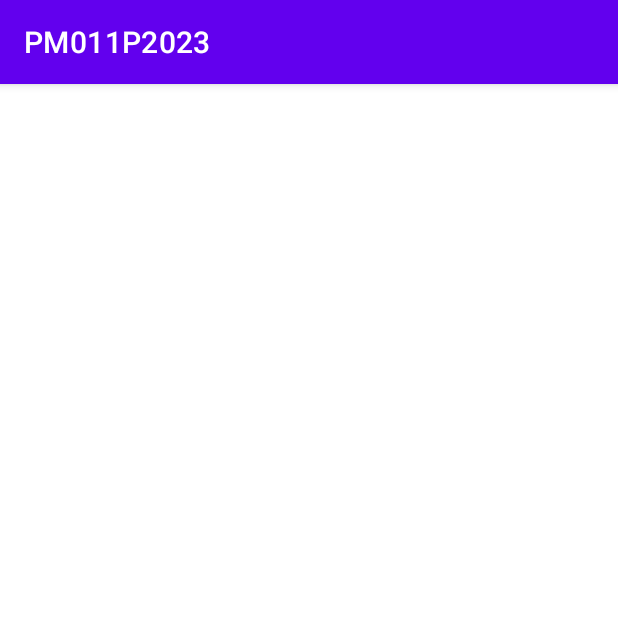
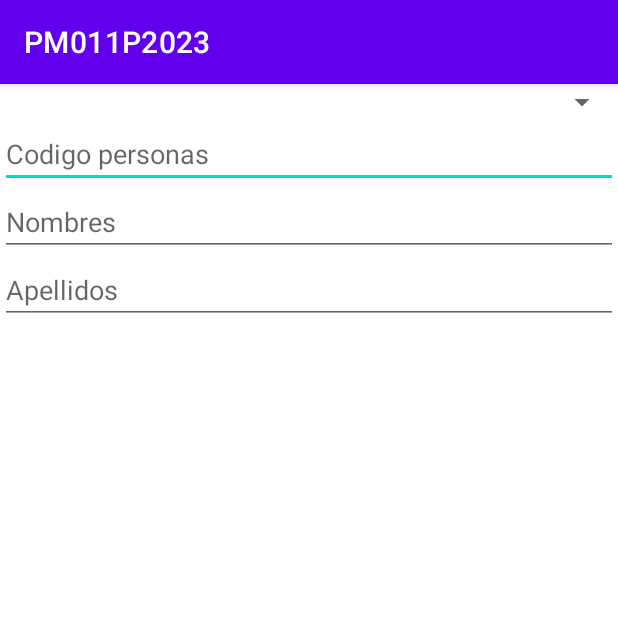
Before and after one commit to ricardolagoshn/PM011P2023, an Android app: the ActivityCombo screen opened directly, with no data from a screen before it, on a phone screen of 412 x 824 dp, the top half of it. Run offline under Robolectric (Android 15) with nearby library versions, the light colour scheme and no system bars.

Commit message:
Cambios del dia 02/02/2023

```diff
--- a/app/src/main/java/com/example/pm011p2023/ActivityCombo.java
+++ b/app/src/main/java/com/example/pm011p2023/ActivityCombo.java
@@ -2,17 +2,103 @@ package com.example.pm011p2023;
 
 import androidx.appcompat.app.AppCompatActivity;
 
+import android.database.Cursor;
+import android.database.sqlite.SQLiteDatabase;
 import android.os.Bundle;
+import android.view.View;
+import android.widget.AdapterView;
+import android.widget.ArrayAdapter;
+import android.widget.EditText;
+import android.widget.Spinner;
+
+import com.example.pm011p2023.configuracion.SQLiteConexion;
+import com.example.pm011p2023.transacciones.Personas;
+import com.example.pm011p2023.transacciones.Transacciones;
+
+import java.util.ArrayList;
 
 public class ActivityCombo extends AppCompatActivity {
 
+    SQLiteConexion conexion;
+    Spinner combopersonas;
+    EditText txtnombres, txtapellidos, txtid;
+
+    ArrayList<Personas> listapersonas;
+    ArrayList<String> Arreglopersonas;
+
     @Override
-    protected void onCreate(Bundle savedInstanceState) {
+    protected void onCreate(Bundle savedInstanceState)
+    {
         super.onCreate(savedInstanceState);
         setContentView(R.layout.activity_combo);
 
-        // Hola esto es un cambio
-        ///
+        conexion  = new SQLiteConexion(this, Transacciones.NameDatabase, null, 1);
+        combopersonas = (Spinner) findViewById(R.id.combopersonas);
+        txtnombres = (EditText) findViewById(R.id.txtcbnombres);
+        txtapellidos = (EditText) findViewById(R.id.txtcbapellidos);
+        txtid = (EditText) findViewById(R.id.txtcbid);
+
+        ObtenerListaPersonas();
+
+        ArrayAdapter<CharSequence> adp = new ArrayAdapter(this, android.R.layout.simple_spinner_item, Arreglopersonas);
+        combopersonas.setAdapter(adp);
+
+        combopersonas.setOnItemSelectedListener(new AdapterView.OnItemSelectedListener() {
+            @Override
+            public void onItemSelected(AdapterView<?> adapterView, View view, int indice, long l)
+            {
+                try {
+                    txtnombres.setText(listapersonas.get(indice).getNombres());
+                    txtid.setText(listapersonas.get(indice).getId());
+                    txtapellidos.setText(listapersonas.get(indice).getApellidos());
+                }catch (Exception ex)
+                {
+                    ex.toString();
+                }
+
+            }
+
+            @Override
+            public void onNothingSelected(AdapterView<?> adapterView) {
+
+            }
+        });
 
     }
+
+    private void ObtenerListaPersonas()
+    {
+        SQLiteDatabase db = conexion.getReadableDatabase();
+        Personas person = null;
+        listapersonas = new ArrayList<Personas>();
+
+        // Cursor
+        Cursor cursor = db.rawQuery("SELECT * FROM personas", null );
+
+        while(cursor.moveToNext())
+        {
+            person = new Personas();
+            person.setId(cursor.getInt(0));
+            person.setNombres(cursor.getString(1));
+            person.setApellidos(cursor.getString(2));
+            person.setEdad(cursor.getInt(3));
+            person.setCorreo(cursor.getString(4));
+
+            listapersonas.add(person);
+        }
+
+        cursor.close();
+        FillList();
+    }
+
+    private void FillList()
+    {
+        Arreglopersonas = new ArrayList<String>();
+        for(int i = 0; i < listapersonas.size(); i++)
+        {
+            Arreglopersonas.add(listapersonas.get(i).getId() + " | "+
+                    listapersonas.get(i).getNombres() + " | "+
+                    listapersonas.get(i).getApellidos() + " | ");
+        }
+    }
 }
--- a/app/src/main/java/com/example/pm011p2023/ActivityListView.java
+++ b/app/src/main/java/com/example/pm011p2023/ActivityListView.java
@@ -71,7 +71,5 @@ public class ActivityListView extends AppCompatActivity {
                     listapersonas.get(i).getNombres() + " | "+
                     listapersonas.get(i).getApellidos() + " | ");
         }
-
-
     }
 }
--- a/app/src/main/res/layout/activity_combo.xml
+++ b/app/src/main/res/layout/activity_combo.xml
@@ -1,9 +1,39 @@
 <?xml version="1.0" encoding="utf-8"?>
-<androidx.constraintlayout.widget.ConstraintLayout xmlns:android="http://schemas.android.com/apk/res/android"
+<LinearLayout xmlns:android="http://schemas.android.com/apk/res/android"
     xmlns:app="http://schemas.android.com/apk/res-auto"
     xmlns:tools="http://schemas.android.com/tools"
     android:layout_width="match_parent"
     android:layout_height="match_parent"
+    android:orientation="vertical"
     tools:context=".ActivityCombo">
 
-</androidx.constraintlayout.widget.ConstraintLayout>
+    <Spinner
+        android:id="@+id/combopersonas"
+        android:layout_width="match_parent"
+        android:layout_height="wrap_content" />
+
+    <EditText
+        android:id="@+id/txtcbid"
+        android:layout_width="match_parent"
+        android:layout_height="wrap_content"
+        android:ems="10"
+        android:hint="Codigo personas"
+        android:inputType="textPersonName" />
+
+    <EditText
+        android:id="@+id/txtcbnombres"
+        android:layout_width="match_parent"
+        android:layout_height="wrap_content"
+        android:ems="10"
+        android:hint="Nombres"
+        android:inputType="textPersonName" />
+
+    <EditText
+        android:id="@+id/txtcbapellidos"
+        android:layout_width="match_parent"
+        android:layout_height="wrap_content"
+        android:ems="10"
+        android:hint="Apellidos"
+        android:inputType="textPersonName" />
+
+</LinearLayout>
--- a/app/src/main/res/values/strings.xml
+++ b/app/src/main/res/values/strings.xml
@@ -1,3 +1,4 @@
 <resources>
     <string name="app_name">PM011P2023</string>
+    <string name="Spinner">Uso de Spinner</string>
 </resources>
```
Also changed, not shown: app/src/main/java/com/example/pm011p2023/ActivityPrincipal.java (+12 -2 lines), app/src/main/res/layout/activity_principal.xml (+15 -3 lines).
